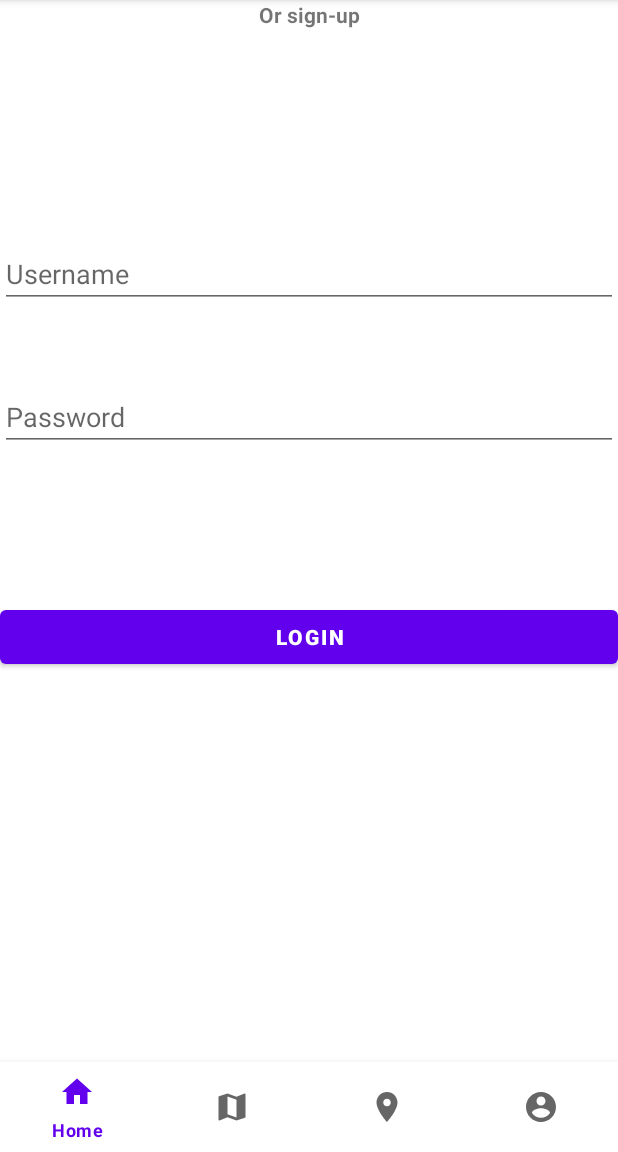
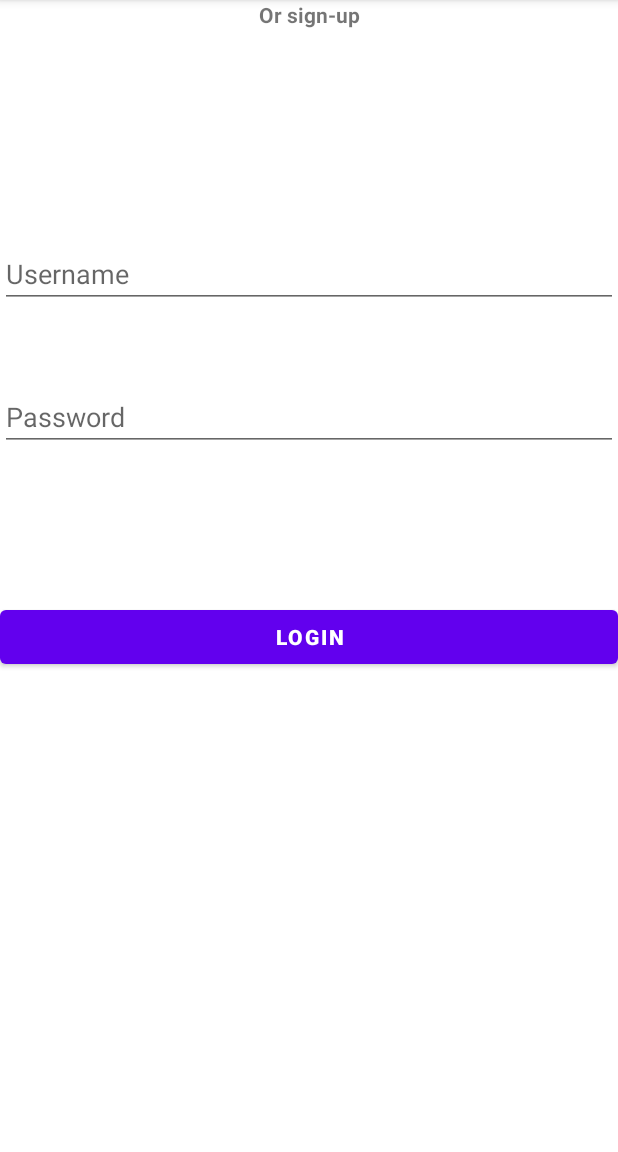
Before and after one commit to cybjorge/ByePrivacy, an Android app: the screen it shows after launch (MainActivity), on a phone screen of 412 x 824 dp, the part 84-1236 px from its top. Run offline under Robolectric (Android 15) with nearby library versions, the light colour scheme and no system bars; our stand-ins replace Room's generated code, data binding; 1 statement that could not run was skipped.

Commit message:
fixed bottom navigation

```diff
--- a/app/src/main/java/com/example/byeprivacy/MainActivity.kt
+++ b/app/src/main/java/com/example/byeprivacy/MainActivity.kt
@@ -11,9 +11,10 @@ import com.example.byeprivacy.ui.fragments.BarsFragment
 import com.google.android.material.bottomnavigation.BottomNavigationView
 
 class MainActivity : AppCompatActivity() {
+    lateinit var bottomNav: BottomNavigationView
+
     override fun onCreate(savedInstanceState: Bundle?) {
         super.onCreate(savedInstanceState)
-        lateinit var bottomNav: BottomNavigationView
 
         setContentView(R.layout.activity_main)
 
@@ -21,34 +22,46 @@ class MainActivity : AppCompatActivity() {
             supportFragmentManager.findFragmentById(R.id.nav_host_fragment) as NavHostFragment
         val navController = navHostFragment.navController
 
+
+
+        bottomNav = findViewById(R.id.bottomNav) as BottomNavigationView
+
+
+
+
+            bottomNav.setOnItemReselectedListener {
+                when (it.itemId) {
+                    R.id.home -> {
+                        navController.navigate(R.id.action_global_barsFragment)
+                    }
+                }
+            }
+
+        navController.addOnDestinationChangedListener { _, destination, _ ->
+            when (destination.id) {
+                R.id.loginFragment -> hideBottomNav()
+                R.id.signUpFragment -> showBottomNav()
+                else -> showBottomNav()
+            }
+        }
         //bottom navigation
-        navController.addOnDestinationChangedListener { _, nd: NavDestination, _ ->
+        /*navController.addOnDestinationChangedListener { _, nd: NavDestination, _ ->
             if (nd.id == R.id.signUpFragment || nd.id == R.id.loginFragment) {
                 bottomNav.visibility = View.VISIBLE
             } else {
                 bottomNav.visibility = View.GONE
             }
-
-
-            bottomNav = findViewById(R.id.bottomNav) as BottomNavigationView
-            bottomNav.setOnNavigationItemReselectedListener {
-                when (it.itemId) {
-                    R.id.home -> {
-                        navController.navigate(R.id.action_global_barsFragment)
-                    }
-                    /*
-                R.id.message -> {
-                    loadFragment(ChatFragment())
-                    return@setOnNavigationItemReselectedListener
-                }
-                R.id.settings -> {
-                    loadFragment(SettingFragment())
-                    return@setOnNavigationItemReselectedListener
-                }
-                */
-                }
-            }
-        }
+        }*/
 
     }
+    private fun showBottomNav() {
+        bottomNav.visibility = View.VISIBLE
+
+    }
+
+    private fun hideBottomNav() {
+        bottomNav.visibility = View.GONE
+
+    }
+
 }
```
